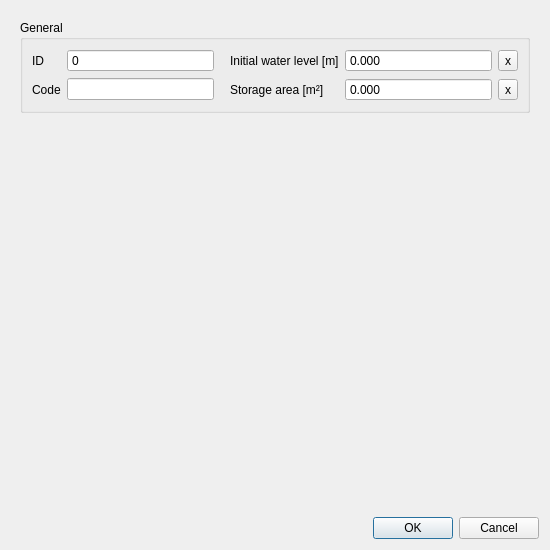
Qt form threedi_schematisation_editor/forms/ui/connection_node.ui (nens/threedi-schematisation-editor) before a commit.
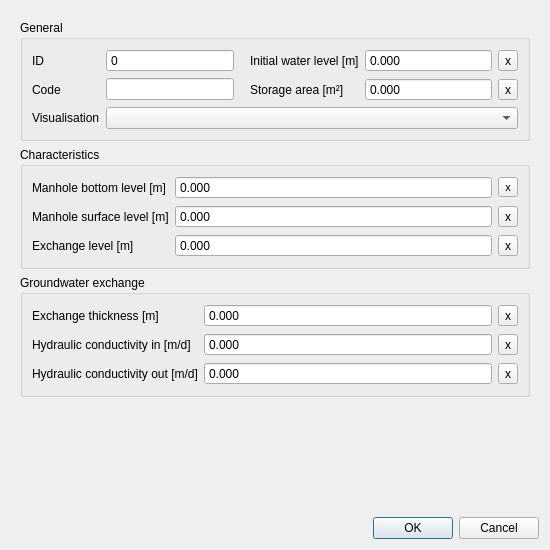
The same form after that commit.

Commit message: Refactoring custom forms.

```diff
--- a/threedi_schematisation_editor/forms/ui/connection_node.ui
+++ b/threedi_schematisation_editor/forms/ui/connection_node.ui
@@ -217,10 +217,39 @@
             </property>
            </widget>
           </item>
+          <item row="3" column="0">
+           <widget class="QLabel" name="label_15">
+            <property name="locale">
+             <locale language="English" country="UnitedStates"/>
+            </property>
+            <property name="text">
+             <string>Visualisation</string>
+            </property>
+            <property name="alignment">
+             <set>Qt::AlignLeading|Qt::AlignLeft|Qt::AlignVCenter</set>
+            </property>
+            <property name="indent">
+             <number>-1</number>
+            </property>
+           </widget>
+          </item>
+          <item row="3" column="1" colspan="4">
+           <widget class="QComboBox" name="visualisation">
+            <property name="sizePolicy">
+             <sizepolicy hsizetype="Expanding" vsizetype="Fixed">
+              <horstretch>0</horstretch>
+              <verstretch>0</verstretch>
+             </sizepolicy>
+            </property>
+            <property name="locale">
+             <locale language="English" country="UnitedStates"/>
+            </property>
+           </widget>
+          </item>
          </layout>
         </widget>
        </item>
-       <item row="1" column="0">
+       <item row="3" column="0">
         <spacer name="verticalSpacer">
          <property name="orientation">
           <enum>Qt::Vertical</enum>
@@ -233,6 +262,321 @@
          </property>
         </spacer>
        </item>
+       <item row="1" column="0">
+        <widget class="QGroupBox" name="grp_characteristics">
+         <property name="enabled">
+          <bool>true</bool>
+         </property>
+         <property name="locale">
+          <locale language="English" country="UnitedStates"/>
+         </property>
+         <property name="title">
+          <string>Characteristics</string>
+         </property>
+         <layout class="QGridLayout" name="gridLayout_4">
+          <item row="2" column="0">
+           <widget class="QLabel" name="label_12">
+            <property name="locale">
+             <locale language="English" country="UnitedStates"/>
+            </property>
+            <property name="text">
+             <string>Exchange level [m]</string>
+            </property>
+            <property name="alignment">
+             <set>Qt::AlignLeading|Qt::AlignLeft|Qt::AlignVCenter</set>
+            </property>
+            <property name="indent">
+             <number>-1</number>
+            </property>
+           </widget>
+          </item>
+          <item row="0" column="1">
+           <widget class="QDoubleSpinBox" name="manhole_bottom_level">
+            <property name="sizePolicy">
+             <sizepolicy hsizetype="Expanding" vsizetype="Fixed">
+              <horstretch>0</horstretch>
+              <verstretch>0</verstretch>
+             </sizepolicy>
+            </property>
+            <property name="locale">
+             <locale language="English" country="UnitedStates"/>
+            </property>
+            <property name="inputMethodHints">
+             <set>Qt::ImhNone</set>
+            </property>
+            <property name="buttonSymbols">
+             <enum>QAbstractSpinBox::NoButtons</enum>
+            </property>
+            <property name="decimals">
+             <number>3</number>
+            </property>
+            <property name="minimum">
+             <double>-9999999999.000000000000000</double>
+            </property>
+            <property name="maximum">
+             <double>9999999999.000000000000000</double>
+            </property>
+           </widget>
+          </item>
+          <item row="2" column="1">
+           <widget class="QDoubleSpinBox" name="exchange_level">
+            <property name="sizePolicy">
+             <sizepolicy hsizetype="Expanding" vsizetype="Fixed">
+              <horstretch>0</horstretch>
+              <verstretch>0</verstretch>
+             </sizepolicy>
+            </property>
+            <property name="locale">
+             <locale language="English" country="UnitedStates"/>
+            </property>
+            <property name="inputMethodHints">
+             <set>Qt::ImhNone</set>
+            </property>
+            <property name="buttonSymbols">
+             <enum>QAbstractSpinBox::NoButtons</enum>
+            </property>
+            <property name="decimals">
+             <number>3</number>
+            </property>
+            <property name="minimum">
+             <double>-9999999999.000000000000000</double>
+            </property>
+            <property name="maximum">
+             <double>9999999999.000000000000000</double>
+            </property>
+           </widget>
+          </item>
+          <item row="1" column="1">
+           <widget class="QDoubleSpinBox" name="manhole_surface_level">
+            <property name="sizePolicy">
+             <sizepolicy hsizetype="Expanding" vsizetype="Fixed">
+              <horstretch>0</horstretch>
+              <verstretch>0</verstretch>
+             </sizepolicy>
+            </property>
+            <property name="locale">
+             <locale language="English" country="UnitedStates"/>
+            </property>
+            <property name="inputMethodHints">
+             <set>Qt::ImhNone</set>
+            </property>
+            <property name="buttonSymbols">
+             <enum>QAbstractSpinBox::NoButtons</enum>
+            </property>
+            <property name="decimals">
+             <number>3</number>
+            </property>
+            <property name="minimum">
+             <double>-9999999999.000000000000000</double>
+            </property>
+            <property name="maximum">
+             <double>9999999999.000000000000000</double>
+            </property>
+           </widget>
+          </item>
+          <item row="0" column="2">
+           <widget class="QToolButton" name="manhole_bottom_level_clear">
+            <property name="font">
+             <font>
+              <pointsize>8</pointsize>
+             </font>
+            </property>
+            <property name="text">
+             <string>x</string>
+            </property>
+           </widget>
+          </item>
+          <item row="0" column="0">
+           <widget class="QLabel" name="label_10">
+            <property name="locale">
+             <locale language="English" country="UnitedStates"/>
+            </property>
+            <property name="text">
+             <string>Manhole bottom level [m]</string>
+            </property>
+            <property name="alignment">
+             <set>Qt::AlignLeading|Qt::AlignLeft|Qt::AlignVCenter</set>
+            </property>
+            <property name="indent">
+             <number>-1</number>
+            </property>
+           </widget>
+          </item>
+          <item row="1" column="0">
+           <widget class="QLabel" name="label_11">
+            <property name="locale">
+             <locale language="English" country="UnitedStates"/>
+            </property>
+            <property name="text">
+             <string>Manhole surface level [m]</string>
+            </property>
+            <property name="alignment">
+             <set>Qt::AlignLeading|Qt::AlignLeft|Qt::AlignVCenter</set>
+            </property>
+            <property name="indent">
+             <number>-1</number>
+            </property>
+           </widget>
+          </item>
+          <item row="1" column="2">
+           <widget class="QToolButton" name="manhole_surface_level_clear">
+            <property name="font">
+             <font>
+              <weight>50</weight>
+              <italic>false</italic>
+              <bold>false</bold>
+             </font>
+            </property>
+            <property name="text">
+             <string>x</string>
+            </property>
+           </widget>
+          </item>
+          <item row="2" column="2">
+           <widget class="QToolButton" name="exchange_level_clear">
+            <property name="text">
+             <string>x</string>
+            </property>
+           </widget>
+          </item>
+         </layout>
+        </widget>
+       </item>
+       <item row="2" column="0">
+        <widget class="QGroupBox" name="grp_groundwater">
+         <property name="title">
+          <string>Groundwater exchange</string>
+         </property>
+         <layout class="QGridLayout" name="gridLayout_8">
+          <item row="0" column="1">
+           <widget class="QDoubleSpinBox" name="exchange_thickness">
+            <property name="sizePolicy">
+             <sizepolicy hsizetype="Expanding" vsizetype="Fixed">
+              <horstretch>0</horstretch>
+              <verstretch>0</verstretch>
+             </sizepolicy>
+            </property>
+            <property name="locale">
+             <locale language="English" country="UnitedStates"/>
+            </property>
+            <property name="buttonSymbols">
+             <enum>QAbstractSpinBox::NoButtons</enum>
+            </property>
+            <property name="decimals">
+             <number>3</number>
+            </property>
+            <property name="maximum">
+             <double>1000000.000000000000000</double>
+            </property>
+           </widget>
+          </item>
+          <item row="0" column="2">
+           <widget class="QToolButton" name="exchange_thickness_clear">
+            <property name="text">
+             <string>x</string>
+            </property>
+           </widget>
+          </item>
+          <item row="0" column="0">
+           <widget class="QLabel" name="label_17">
+            <property name="locale">
+             <locale language="English" country="UnitedStates"/>
+            </property>
+            <property name="text">
+             <string>Exchange thickness [m]</string>
+            </property>
+            <property name="alignment">
+             <set>Qt::AlignLeading|Qt::AlignLeft|Qt::AlignVCenter</set>
+            </property>
+           </widget>
+          </item>
+          <item row="1" column="0">
+           <widget class="QLabel" name="label_18">
+            <property name="locale">
+             <locale language="English" country="UnitedStates"/>
+            </property>
+            <property name="text">
+             <string>Hydraulic conductivity in [m/d]</string>
+            </property>
+            <property name="alignment">
+             <set>Qt::AlignLeading|Qt::AlignLeft|Qt::AlignVCenter</set>
+            </property>
+           </widget>
+          </item>
+          <item row="1" column="1">
+           <widget class="QDoubleSpinBox" name="hydraulic_conductivity_in">
+            <property name="sizePolicy">
+             <sizepolicy hsizetype="Expanding" vsizetype="Fixed">
+              <horstretch>0</horstretch>
+              <verstretch>0</verstretch>
+             </sizepolicy>
+            </property>
+            <property name="locale">
+             <locale language="English" country="UnitedStates"/>
+            </property>
+            <property name="buttonSymbols">
+             <enum>QAbstractSpinBox::NoButtons</enum>
+            </property>
+            <property name="decimals">
+             <number>3</number>
+            </property>
+            <property name="maximum">
+             <double>1000000.000000000000000</double>
+            </property>
+           </widget>
+          </item>
+          <item row="1" column="2">
+           <widget class="QToolButton" name="hydraulic_conductivity_in_clear">
+            <property name="text">
+             <string>x</string>
+            </property>
+           </widget>
+          </item>
+          <item row="2" column="0">
+           <widget class="QLabel" name="label_19">
+            <property name="locale">
+             <locale language="English" country="UnitedStates"/>
+            </property>
+            <property name="text">
+             <string>Hydraulic conductivity out [m/d]</string>
+            </property>
+            <property name="alignment">
+             <set>Qt::AlignLeading|Qt::AlignLeft|Qt::AlignVCenter</set>
+            </property>
+           </widget>
+          </item>
+          <item row="2" column="1">
+           <widget class="QDoubleSpinBox" name="hydraulic_conductivity_out">
+            <property name="sizePolicy">
+             <sizepolicy hsizetype="Expanding" vsizetype="Fixed">
+              <horstretch>0</horstretch>
+              <verstretch>0</verstretch>
+             </sizepolicy>
+            </property>
+            <property name="locale">
+             <locale language="English" country="UnitedStates"/>
+            </property>
+            <property name="buttonSymbols">
+             <enum>QAbstractSpinBox::NoButtons</enum>
+            </property>
+            <property name="decimals">
+             <number>3</number>
+            </property>
+            <property name="maximum">
+             <double>1000000.000000000000000</double>
+            </property>
+           </widget>
+          </item>
+          <item row="2" column="2">
+           <widget class="QToolButton" name="hydraulic_conductivity_out_clear">
+            <property name="text">
+             <string>x</string>
+            </property>
+           </widget>
+          </item>
+         </layout>
+        </widget>
+       </item>
       </layout>
      </widget>
     </widget>
```
Left out of the diff: 114 changed lines with no effect on the pictures. The commit also changes 7 other files.
